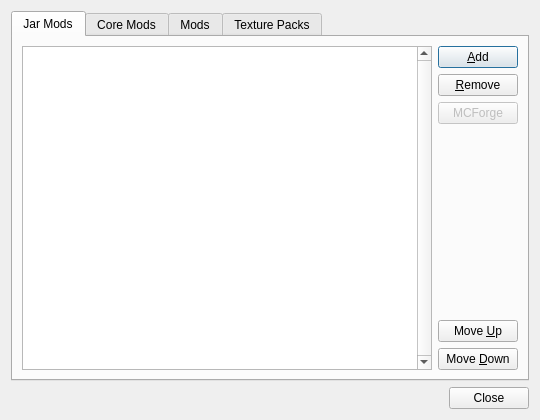
The window that gui/LegacyModEditDialog.ui (FreesmTeam/FreesmLauncher) describes before a commit, drawn with Qt 5.
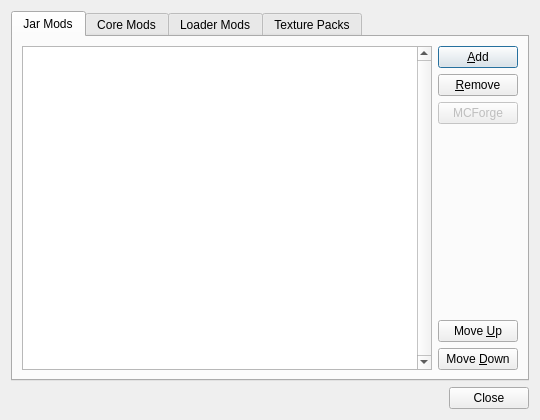
The same window after the commit. Custom widgets are drawn as their Qt base class.

Diff of the .ui file:
```diff
--- a/gui/LegacyModEditDialog.ui
+++ b/gui/LegacyModEditDialog.ui
@@ -145,7 +145,7 @@
      </widget>
      <widget class="QWidget" name="modTab">
       <attribute name="title">
-       <string>Mods</string>
+       <string>Loader Mods</string>
       </attribute>
       <layout class="QHBoxLayout" name="horizontalLayout_2">
        <item>
```
Left out of the diff: 2 changed lines with no effect on the pictures.
